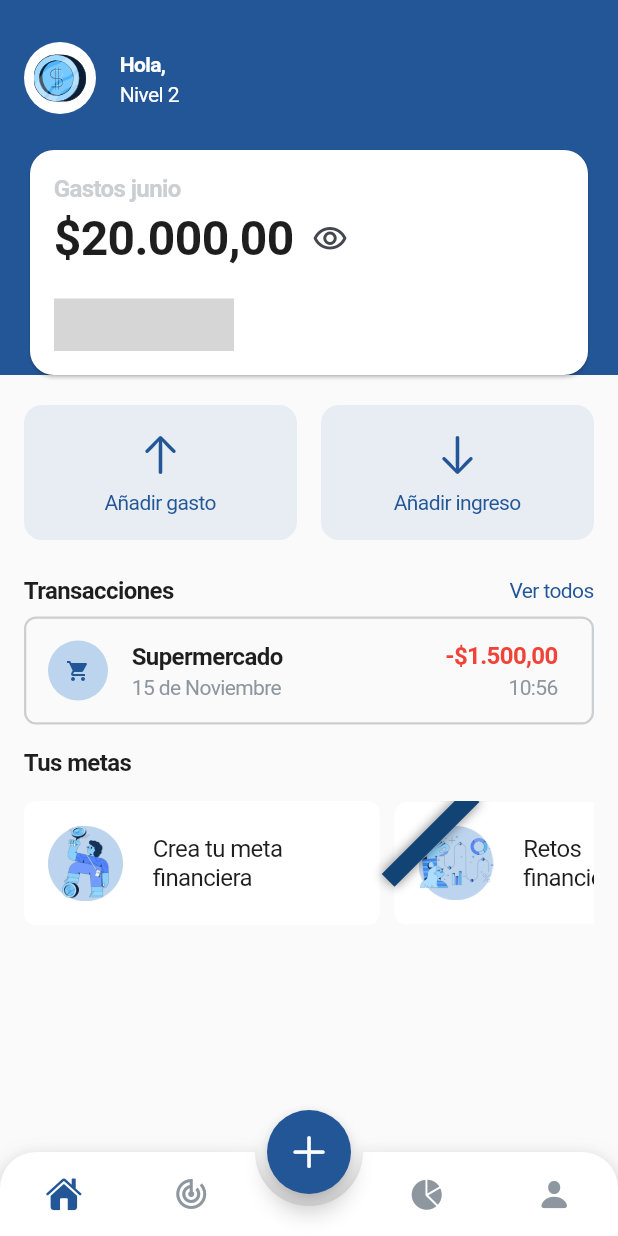
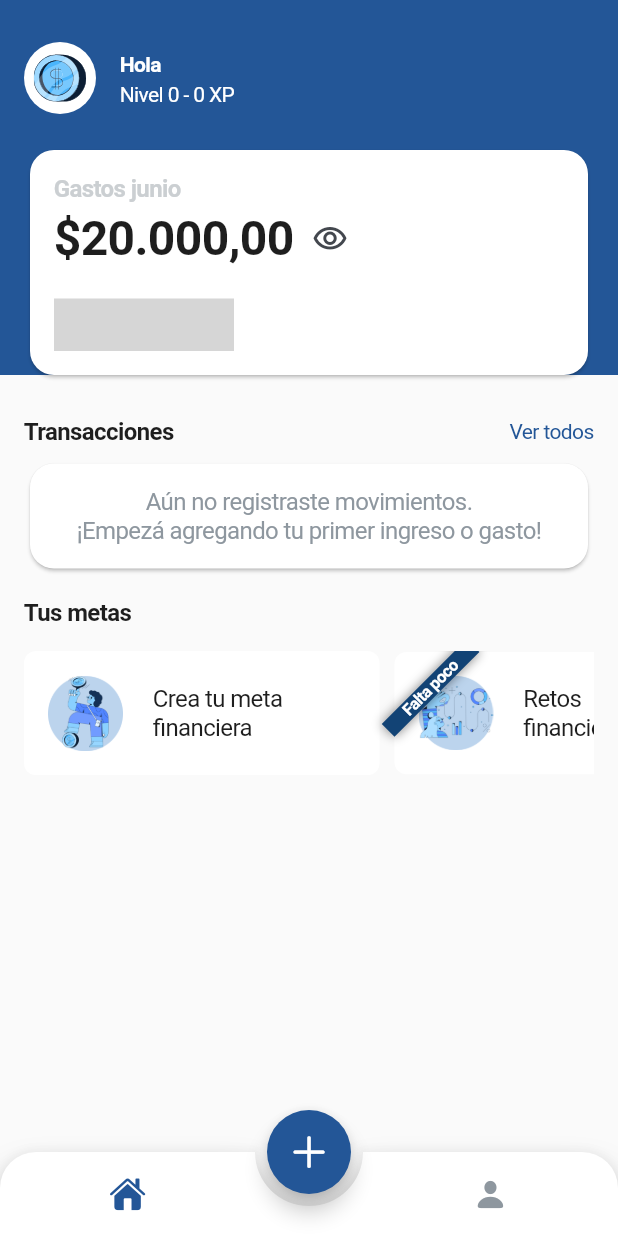
Before and after one commit to MartinBal97/money_flow, a Flutter app: the HomeScreen screen opened by its route, on a phone screen of 412 x 824 dp. Run offline on Flutter 3.47's test engine with Material 3 defaults, Android fonts, the phone set to English and light mode, and no system bars; drawn by our look-alikes of animated_bottom_navigation_bar, animated_toggle_switch; our stand-ins replace bloc, cloud_firestore, firebase_auth, firebase_core, flutter_bloc, flutter_svg and 1 more; accounts and stored records are empty; Roboto replaces fonts that are missing (SF Pro Display, SF Pro Text); grey boxes are pictures that could not be loaded.

Commit message:
advances on home screen

```diff
--- a/lib/presentation/pages/home/home_screen.dart
+++ b/lib/presentation/pages/home/home_screen.dart
@@ -1,14 +1,11 @@
 import 'package:animated_toggle_switch/animated_toggle_switch.dart';
-import 'package:flutter/cupertino.dart';
 import 'package:flutter/material.dart';
 import 'package:flutter_bloc/flutter_bloc.dart';
 import 'package:flutter_svg/svg.dart';
-import 'package:go_router/go_router.dart';
 import 'package:intl/intl.dart';
 import 'package:my_pocket/core/constans/app_sizes.dart';
-import 'package:my_pocket/core/router/routes.dart';
 import 'package:my_pocket/core/theme/app_theme.dart';
-import 'package:my_pocket/presentation/common_widgets/buttons_widgets.dart';
+import 'package:my_pocket/domain/entities/profile_user.dart';
 import 'package:my_pocket/presentation/cubits/cubit/auth/auth_cubit.dart';
 import 'package:my_pocket/presentation/cubits/cubit/profile/profile_cubit.dart';
 
@@ -26,6 +23,8 @@ class HomeScreenState extends State<HomeScreen> {
 
   late final authCubit = context.read<AuthCubit>();
   late final profileCubit = context.read<ProfileCubit>();
+
+  ProfileUser? user;
 
   @override
   void initState() {
@@ -51,16 +50,18 @@ class HomeScreenState extends State<HomeScreen> {
           SafeArea(
             child: BlocBuilder<ProfileCubit, ProfileState>(
               builder: (context, state) {
+                if (state is ProfileSuccess) {
+                  user = state.profileUser;
+                }
+
                 return Padding(
                   padding: const EdgeInsets.all(Sizes.p16),
                   child: Column(
                     crossAxisAlignment: CrossAxisAlignment.start,
                     children: [
-                      _buildHeader(),
+                      _buildHeader(user),
                       gapH8,
                       _buildIncomeCard(),
-                      gapH16,
-                      _buildActionButtons(),
                       gapH24,
                       Row(
                         mainAxisAlignment: MainAxisAlignment.spaceBetween,
@@ -78,6 +79,7 @@ class HomeScreenState extends State<HomeScreen> {
                       const Text('Tus metas', style: subtitleTS),
                       gapH16,
                       _buildGoalsSummary(),
+                      gapH16,
                     ],
                   ),
                 );
@@ -90,6 +92,25 @@ class HomeScreenState extends State<HomeScreen> {
   }
 
   SingleChildScrollView _buildGoalsSummary() {
+    /* const Card(
+      child: Padding(
+        padding: EdgeInsets.all(16),
+        child: Column(
+          children: [
+            Row(
+              mainAxisAlignment: MainAxisAlignment.spaceBetween,
+              children: [
+                Text('Vacaciones', style: bodySmallBTS),
+                Text('\$15.000,00', style: bodySmallBTS),
+              ],
+            ),
+            gapH8,
+            LinearProgressIndicator(value: 0.6),
+          ],
+        ),
+      ),
+    ) */
+    //todo: Si no hay metas disponibles añadir crear una meta
     return SingleChildScrollView(
       scrollDirection: Axis.horizontal,
       child: Row(
@@ -114,7 +135,7 @@ class HomeScreenState extends State<HomeScreen> {
             ),
           ),
           Banner(
-            message: '',
+            message: 'Falta poco',
             color: blue600,
             location: BannerLocation.topStart,
             textStyle: bodyLargeBTS.copyWith(color: white, fontSize: 11),
@@ -140,31 +161,38 @@ class HomeScreenState extends State<HomeScreen> {
         ],
       ),
     );
-    /* const Card(
-                        child: Padding(
-                          padding: EdgeInsets.all(16),
-                          child: Column(
-                            children: [
-                              Row(
-                                mainAxisAlignment: MainAxisAlignment.spaceBetween,
-                                children: [
-                                  Text('Vacaciones', style: bodySmallBTS),
-                                  Text('\$15.000,00', style: bodySmallBTS),
-                                ],
-                              ),
-                              gapH8,
-                              LinearProgressIndicator(value: 0.6),
-                            ],
-                          ),
-                        ),
-                      ) */
   }
 
   Widget _buildTransactionsSummary() {
-    return const SingleTransactionWidget();
+    //todo: recuperar las transacciones del usuario y mostrarlas
+    const transactions = 0;
+
+    return transactions > 0
+        ? SingleChildScrollView(
+            child: Column(
+              children: List.generate(
+                transactions,
+                (index) => const SingleTransactionWidget(),
+              ),
+            ),
+          )
+        : Card(
+            shape: RoundedRectangleBorder(borderRadius: BorderRadius.circular(16)),
+            color: white,
+            child: Padding(
+              padding: const EdgeInsets.all(16),
+              child: Center(
+                child: Text(
+                  'Aún no registraste movimientos.\n¡Empezá agregando tu primer ingreso o gasto!',
+                  style: bodyLargeRTS.copyWith(color: neutral400),
+                  textAlign: TextAlign.center,
+                ),
+              ),
+            ),
+          );
   }
 
-  ListTile _buildHeader() {
+  ListTile _buildHeader(ProfileUser? user) {
     return ListTile(
       contentPadding: EdgeInsets.zero,
       leading: CircleAvatar(
@@ -173,11 +201,11 @@ class HomeScreenState extends State<HomeScreen> {
         child: SvgPicture.asset('assets/images/coin.svg', width: 35),
       ),
       title: Text(
-        'Hola, ',
+        user?.name != null ? 'Hola ${user?.name}' : '',
         style: bodySmallBTS.copyWith(color: white),
       ),
       subtitle: Text(
-        'Nivel 2', //TODO: Cambiar por el nivel del usuario
+        user?.xp != null ? 'Nivel ${user!.xp} - ${user.xp} XP' : '',
         style: bodySmallRTS.copyWith(color: white),
       ),
     );
@@ -257,37 +285,6 @@ class HomeScreenState extends State<HomeScreen> {
       ),
     );
   }
-
-  Widget _buildActionButtons() {
-    return Row(
-      mainAxisAlignment: MainAxisAlignment.spaceBetween,
-      spacing: Sizes.p16,
-      children: [
-        Expanded(
-          child: CustomButton(
-            text: 'Añadir gasto',
-            widget: const Icon(CupertinoIcons.arrow_up, color: blue500, size: 32),
-            onTap: () {
-              context.push(AppRoutes.expensesIncomes, extra: {
-                'isTypeIncome': false,
-              });
-            },
-          ),
-        ),
-        Expanded(
-          child: CustomButton(
-            text: 'Añadir ingreso',
-            widget: const Icon(CupertinoIcons.arrow_down, color: blue500, size: 32),
-            onTap: () {
-              context.push(AppRoutes.expensesIncomes, extra: {
-                'isTypeIncome': true,
-              });
-            },
-          ),
-        ),
-      ],
-    );
-  }
 }
 
 class SingleTransactionWidget extends StatelessWidget {
--- a/lib/presentation/pages/profile/profile_screen.dart
+++ b/lib/presentation/pages/profile/profile_screen.dart
@@ -44,7 +44,7 @@ class _ProfileScreenState extends State<ProfileScreen> {
 
           return Scaffold(
             appBar: AppBar(
-              title: const Text('Profile Screen'),
+              title: const Text('Perfil'),
             ),
             body: Padding(
               padding: const EdgeInsets.all(Sizes.p16),
```
Also changed, not shown: lib/presentation/pages/main_app_layout.dart (+64 -9 lines). Lines whose indentation alone changed are shown as unchanged.
